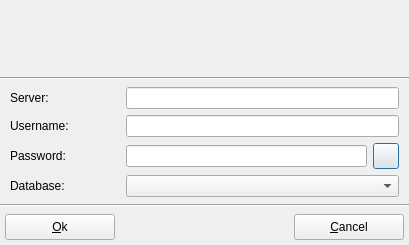
The window that trunk/libdms/ui/mssqlconnection.ui (BackupTheBerlios/dms-svn) describes before a commit, drawn with Qt 5.
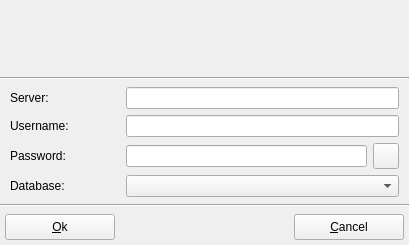
The same window after the commit. Icons and pictures are not drawn.

What changed in the file:
```diff
--- a/trunk/libdms/ui/mssqlconnection.ui
+++ b/trunk/libdms/ui/mssqlconnection.ui
@@ -1,6 +1,6 @@
 <ui version="4.0" >
  <class>UiMSSqlConnectionBase</class>
- <widget class="QDialog" name="UiMSSqlConnectionBase" >
+ <widget class="QWidget" name="UiMSSqlConnectionBase" >
   <property name="geometry" >
    <rect>
     <x>0</x>
```
